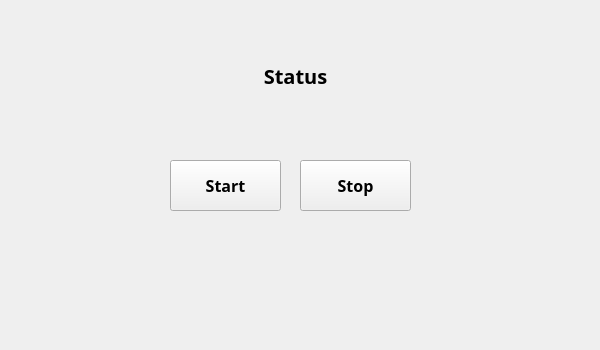
Above: day06/TestApp.ui from JEONGWOO0705/basic-python-2024 before the change. Below: the same form after it.
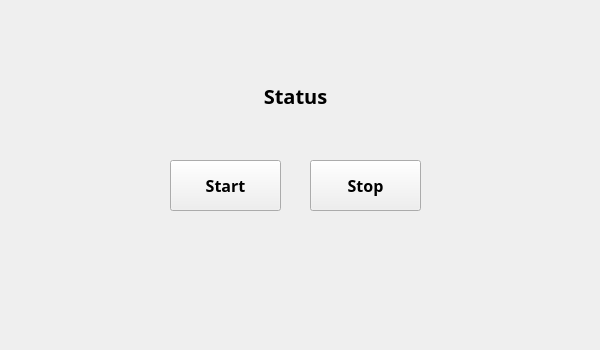
That is the form after the change.

```diff
--- a/day06/TestApp.ui
+++ b/day06/TestApp.ui
@@ -31,7 +31,7 @@
    <property name="geometry">
     <rect>
      <x>180</x>
-     <y>50</y>
+     <y>70</y>
      <width>231</width>
      <height>51</height>
     </rect>
@@ -76,7 +76,7 @@
   <widget class="QPushButton" name="btnStop">
    <property name="geometry">
     <rect>
-     <x>300</x>
+     <x>310</x>
      <y>160</y>
      <width>111</width>
      <height>51</height>
```
